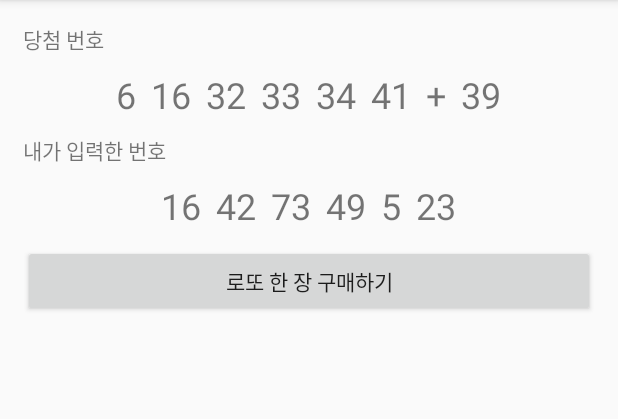
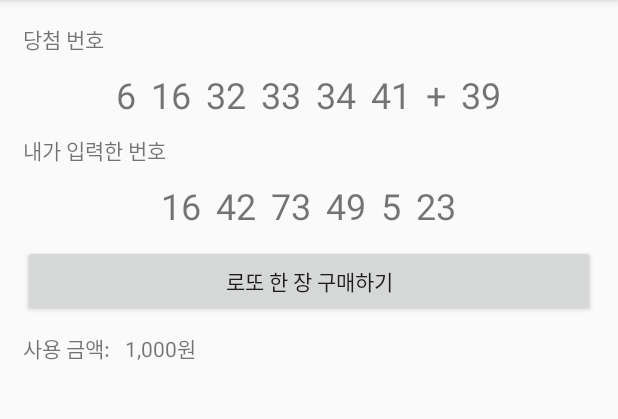
Before and after one commit to sunnysideup0w0v/LottoPractice_20200601, an Android app: the screen it shows after launch (MainActivity), after a tap on "로또 한 장 구매하기", on a phone screen of 412 x 824 dp, the part 84-503 px from its top. Run offline under Robolectric (Android 15) with nearby library versions, the phone set to English and light mode, and no system bars; our stand-ins replace data binding.

Commit message:
사용 금액 자동 증가 처리

```diff
--- a/app/src/main/java/com/example/lottopractice_20200601/MainActivity.java
+++ b/app/src/main/java/com/example/lottopractice_20200601/MainActivity.java
@@ -19,6 +19,7 @@ public class MainActivity extends BaseActivity {
     int[] winLottoNumArr = new int[6];
     int bonusNum = 0;
     List<TextView> winNumTxts = new ArrayList<>();
+    long useMoney = 0;
 
     @Override
     protected void onCreate(Bundle savedInstanceState) {
@@ -34,6 +35,7 @@ public class MainActivity extends BaseActivity {
             @Override
             public void onClick(View v) {
                 makeLottoWinNumbers();
+                checkWinRank();
             }
         });
     }
@@ -92,4 +94,10 @@ public class MainActivity extends BaseActivity {
         }
         binding.bonusNumTxt.setText(bonusNum+"");
     }
+
+
+    void checkWinRank(){
+        useMoney += 1000;
+        binding.useMoneyTxt.setText(String.format("%,d원",useMoney));
+    }
 }
--- a/app/src/main/res/layout/activity_main.xml
+++ b/app/src/main/res/layout/activity_main.xml
@@ -141,5 +141,22 @@
             android:layout_height="wrap_content"
             android:layout_marginTop="10dp"
             android:text="@string/buy_one_lotto"/>
+        <LinearLayout
+            android:layout_width="match_parent"
+            android:layout_height="wrap_content"
+            android:orientation="horizontal"
+            android:layout_marginTop="10dp">
+            <TextView
+                android:layout_width="wrap_content"
+                android:layout_height="wrap_content"
+                android:text="@string/use_money"/>
+            <TextView
+                android:layout_marginLeft="10dp"
+                android:id="@+id/useMoneyTxt"
+                android:layout_width="wrap_content"
+                android:layout_height="wrap_content"
+                android:text="0원"/>
+
+        </LinearLayout>
     </LinearLayout>
 </layout>
--- a/app/src/main/res/values/strings.xml
+++ b/app/src/main/res/values/strings.xml
@@ -3,4 +3,5 @@
     <string name="win_number">당첨 번호</string>
     <string name="my_number">내가 입력한 번호</string>
     <string name="buy_one_lotto">로또 한 장 구매하기</string>
+    <string name="use_money">사용 금액: </string>
 </resources>
```
